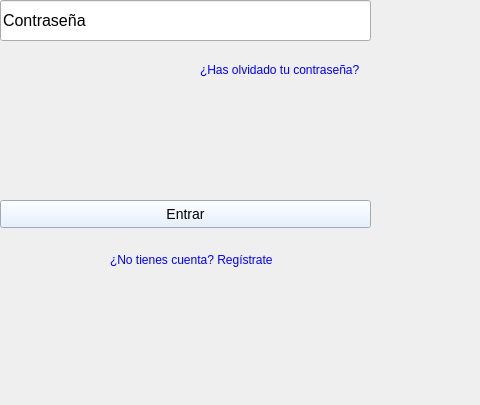
Qt form src/vista/ui/vista_login.ui (laraanton/InSo) before a commit; both pictures show x 88 to 568 and y 439 to 844 of the 1115 by 844 pixel window.
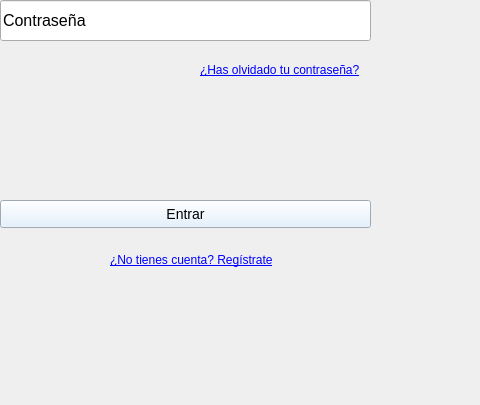
The same form after that commit. Icons and pictures are not drawn.

What changed in the file:
```diff
--- a/src/vista/ui/vista_login.ui
+++ b/src/vista/ui/vista_login.ui
@@ -123,7 +123,7 @@
            <string notr="true">color: blue;</string>
           </property>
           <property name="text">
-           <string>¿Has olvidado tu contraseña?</string>
+           <string>&lt;html&gt;&lt;head/&gt;&lt;body&gt;&lt;p&gt;&lt;span style=&quot; text-decoration: underline;&quot;&gt;¿Has olvidado tu contraseña?&lt;/span&gt;&lt;/p&gt;&lt;/body&gt;&lt;/html&gt;</string>
           </property>
          </widget>
          <widget class="QLabel" name="cdRegistro">
@@ -139,7 +139,7 @@
            <string notr="true">color: blue;</string>
           </property>
           <property name="text">
-           <string>¿No tienes cuenta? Regístrate</string>
+           <string>&lt;html&gt;&lt;head/&gt;&lt;body&gt;&lt;p&gt;&lt;span style=&quot; text-decoration: underline;&quot;&gt;¿No tienes cuenta? Regístrate&lt;/span&gt;&lt;/p&gt;&lt;/body&gt;&lt;/html&gt;</string>
           </property>
          </widget>
         </widget>
```
Left out of the diff: 6 changed lines with no effect on the pictures.
